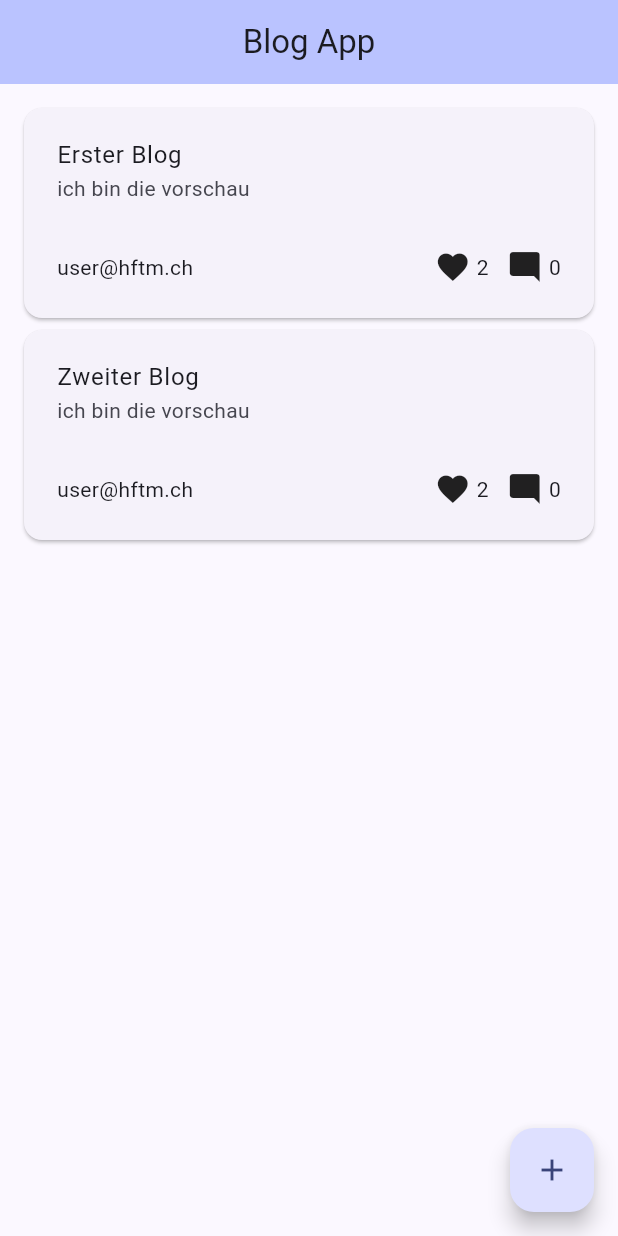
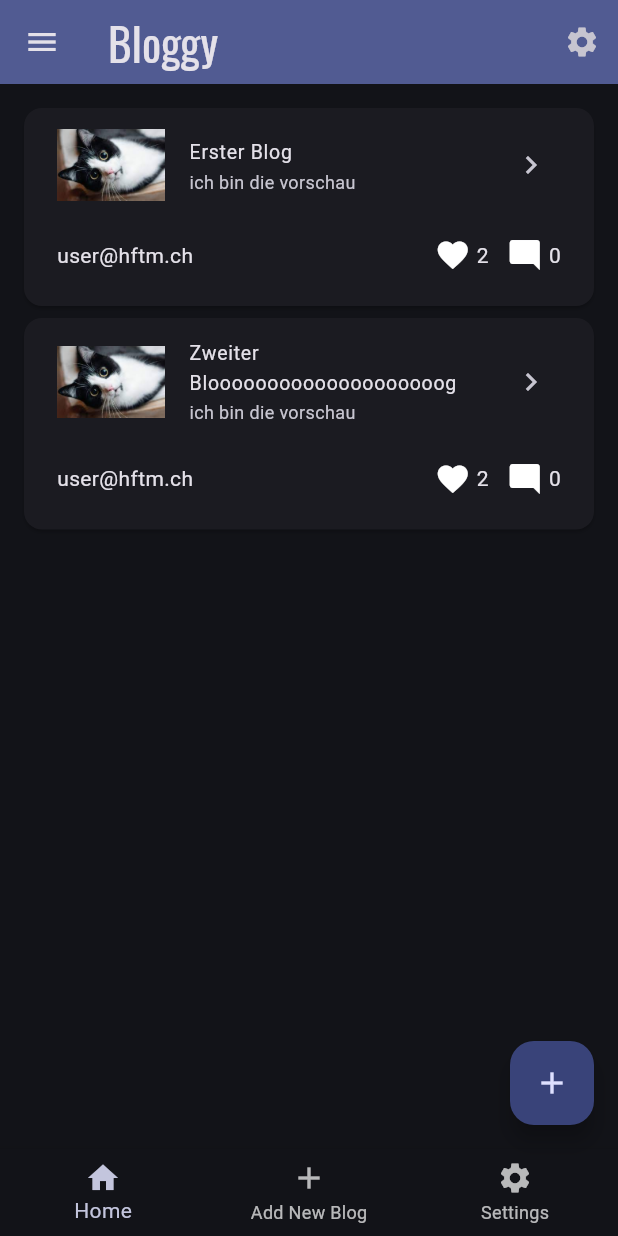
Before and after one commit to JasminKeller/blogApp, a Flutter app: the screen it shows after launch, on a phone screen of 412 x 824 dp. Run offline on Flutter 3.47's test engine with Material 3 defaults, Android fonts, the phone set to English and light mode, and no system bars; our stand-ins replace google_fonts.

Commit message:
theming and navitgation added

```diff
--- a/lib/main.dart
+++ b/lib/main.dart
@@ -1,5 +1,6 @@
 import 'package:blogapp/screens/home_screen.dart';
 import 'package:flutter/material.dart';
+import 'package:google_fonts/google_fonts.dart';
 
 void main() {
   runApp(const MyApp());
@@ -8,17 +9,32 @@ void main() {
 class MyApp extends StatelessWidget {
   const MyApp({super.key});
 
-  // This widget is the root of your application.
   @override
   Widget build(BuildContext context) {
     return MaterialApp(
       debugShowCheckedModeBanner: false,
-      title: 'Blog App',
+      title: 'Bloggy',
       theme: ThemeData(
-        colorScheme: ColorScheme.fromSeed(seedColor: Colors.indigo),
+        colorScheme: ColorScheme.fromSeed(
+            seedColor: Colors.indigo,
+            brightness: Brightness.dark,
+        ),
+        textTheme: TextTheme(
+          displayLarge: const TextStyle(
+            fontSize: 72,
+            fontWeight: FontWeight.bold,
+          ),
+          // ···
+          titleLarge: GoogleFonts.oswald(
+            fontSize: 30,
+            fontStyle: FontStyle.normal,
+          ),
+          bodyMedium: GoogleFonts.roboto(),
+          displaySmall: GoogleFonts.pacifico(),
+        ),
         useMaterial3: true,
       ),
-      home: const HomeScreen(title: 'Blog App'),
+      home: const HomeScreen(title: 'Bloggy'),
     );
   }
 }
--- /dev/null
+++ b/lib/screens/bloghome_screen.dart
@@ -0,0 +1,26 @@
+import 'package:flutter/material.dart';
+
+import '../entity/blog_entity.dart';
+import '../widget/blog_card_widget.dart';
+
+class BlogHomeScreen extends StatelessWidget {
+  const BlogHomeScreen({
+    super.key,
+    required this.blogs,
+  });
+
+  final List<Blog>? blogs;
+
+  @override
+  Widget build(BuildContext context) {
+    return Padding(
+      padding: const EdgeInsets.all(12.0),
+      child: ListView.builder(
+        itemCount: blogs!.length,
+        itemBuilder: (context, index) {
+          return BlogCard(blog: blogs![index]);
+        },
+      ),
+    );
+  }
+}
--- a/lib/screens/home_screen.dart
+++ b/lib/screens/home_screen.dart
@@ -1,8 +1,11 @@
+import 'package:blogapp/screens/blogadd_screen.dart';
+import 'package:blogapp/screens/settings_screen.dart';
 import 'package:blogapp/services/blog_repository.dart';
 import 'package:flutter/material.dart';
 
 import '../entity/blog_entity.dart';
 import '../widget/blog_card_widget.dart';
+import 'bloghome_screen.dart';
 
 class HomeScreen extends StatefulWidget {
   const HomeScreen({super.key, required this.title});
@@ -25,6 +28,14 @@ class _HomeScreenState extends State<HomeScreen> {
     blogs = blogRepository.getBlogs();
   }
 
+  // BOTTOM NAV BAR https://www.youtube.com/watch?v=qk-a_Qgc6b0
+  int _selectedIndex = 0;
+
+  void _navigationBottomBar(int index){
+    setState(() {
+      _selectedIndex = index;
+    });
+  }
 
   @override
   Widget build(BuildContext context) {
@@ -39,21 +50,33 @@ class _HomeScreenState extends State<HomeScreen> {
       );
     }
 
+    final List<Widget> _screens = [
+      BlogHomeScreen(blogs: blogs),BlogAddScreen(), SettingsScreen()
+    ];
+
+
     return Scaffold(
       appBar: AppBar(
         backgroundColor: Theme.of(context).colorScheme.inversePrimary,
         title: Text(widget.title),
-        centerTitle: true,
+        // centerTitle: true,
+        leading: IconButton(
+          icon: const Icon(Icons.menu),
+          onPressed: () {},
+        ),
+       actions: [
+         IconButton(
+           icon: const Icon(Icons.settings),
+           onPressed: () {
+             Navigator.push(
+                 context,
+                 MaterialPageRoute(builder: (context) => const SettingsScreen())
+             );
+           },
+         )
+       ],
       ),
-      body: Padding(
-        padding: const EdgeInsets.all(12.0),
-        child: ListView.builder(
-          itemCount: blogs!.length,
-          itemBuilder: (context, index) {
-            return BlogCard(blog: blogs![index]);
-          },
-        ),
-      ),
+      body: _screens[_selectedIndex],
       floatingActionButton: FloatingActionButton(
         onPressed: () {
           Blog newBlog = Blog(title: 'Neu erstellter Blog', content: 'Inhalt des Neu erstellter Blog',contentPreview: 'ich bin die vorschau des Neu erstellter Blog', likes: 0, comments: 0, author: 'user@hftm.ch');
@@ -64,6 +87,16 @@ class _HomeScreenState extends State<HomeScreen> {
         },
         child: const Icon(Icons.add),
       ),
+      bottomNavigationBar: BottomNavigationBar(
+        type: BottomNavigationBarType.fixed,
+        currentIndex: _selectedIndex,
+        onTap: _navigationBottomBar,
+        items:  const [
+          BottomNavigationBarItem(icon: Icon(Icons.home), label: 'Home'),
+          BottomNavigationBarItem(icon: Icon(Icons.add), label: 'Add New Blog'),
+          BottomNavigationBarItem(icon: Icon(Icons.settings), label: 'Settings'),
+        ],
+      ),
     );
   }
 }
--- a/lib/services/blog_repository.dart
+++ b/lib/services/blog_repository.dart
@@ -4,8 +4,8 @@ import '../entity/blog_entity.dart';
 class BlogRepository {
 
   final List<Blog> _blogs = [
-    Blog(title: 'Erster Blog', content: 'Inhalt des ersten Blogs',contentPreview: 'ich bin die vorschau', likes: 2, comments: 0, author: 'user@hftm.ch'),
-    Blog(title: 'Zweiter Blog', content: 'Inhalt des Zweiter Blogs',contentPreview: 'ich bin die vorschau', likes: 2, comments: 0, author: 'user@hftm.ch'),
+    Blog(title: 'Erster Blog', content: 'Lorem ipsum dolor sit amet, consetetur sadipscing elitr, sed diam nonumy eirmod tempor invidunt ut labore et dolore magna aliquyam erat, sed diam voluptua. At vero eos et accusam et justo duo dolores et ea rebum. Stet clita kasd gubergren, no sea takimata sanctus est Lorem ipsum dolor sit amet. Lorem ipsum dolor sit amet, consetetur sadipscing elitr, sed diam nonumy eirmod tempor invidunt ut labore et dolore magna aliquyam erat, sed diam voluptua. At vero eos et accusam et justo duo dolores et ea rebum. Stet clita kasd gubergren, no sea takimata sanctus est Lorem ipsum dolor sit amet.',contentPreview: 'ich bin die vorschau', likes: 2, comments: 0, author: 'user@hftm.ch'),
+    Blog(title: 'Zweiter Bloooooooooooooooooooog', content: 'Lorem ipsum dolor sit amet, consetetur sadipscing elitr, sed diam nonumy eirmod tempor invidunt ut labore et dolore magna aliquyam erat, sed diam voluptua. At vero eos et accusam et justo duo dolores et ea rebum. Stet clita kasd gubergren, no sea takimata sanctus est Lorem ipsum dolor sit amet. Lorem ipsum dolor sit amet, consetetur sadipscing elitr, sed diam nonumy eirmod tempor invidunt ut labore et dolore magna aliquyam erat, sed diam voluptua. At vero eos et accusam et justo duo dolores et ea rebum. Stet clita kasd gubergren, no sea takimata sanctus est Lorem ipsum dolor sit amet.',contentPreview: 'ich bin die vorschau', likes: 2, comments: 0, author: 'user@hftm.ch'),
   ];
 
   List<Blog> getBlogs(){
```
Also changed, not shown: lib/screens/blogadd_screen.dart (added, +15 -0 lines), lib/screens/blogdetail_screen.dart (added, +48 -0 lines), lib/screens/settings_screen.dart (added, +15 -0 lines), lib/widget/blog_card_widget.dart (+22 -0 lines), pubspec.yaml (+12 -6 lines), lib/assets/icon/blogapp_logo.png (added), lib/assets/icon/hftm.png (added), lib/assets/katze.jpg (added), pubspec.lock, 8 other files.
